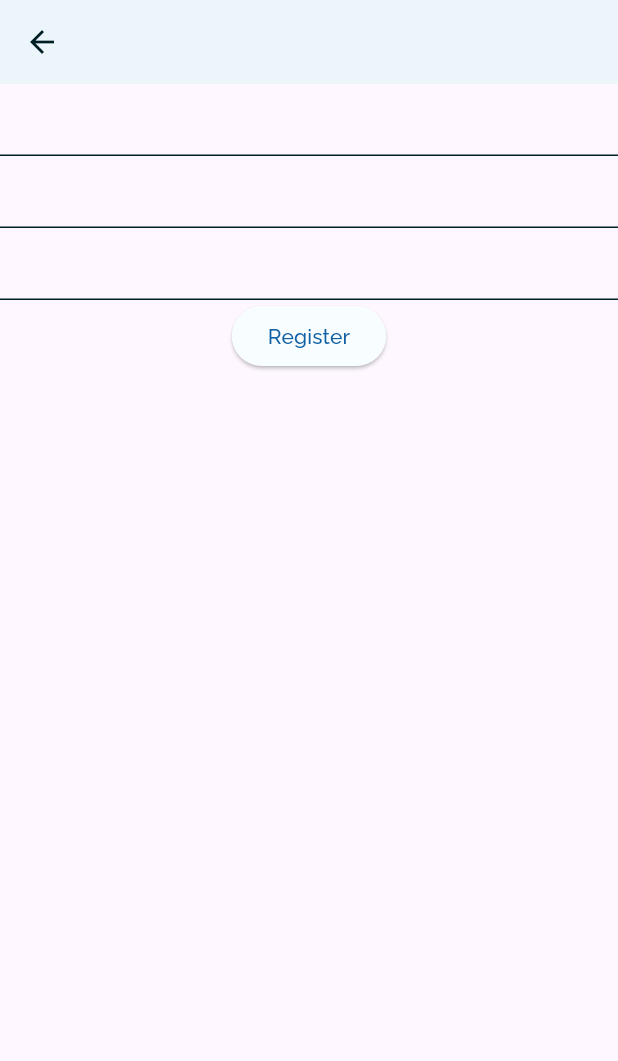
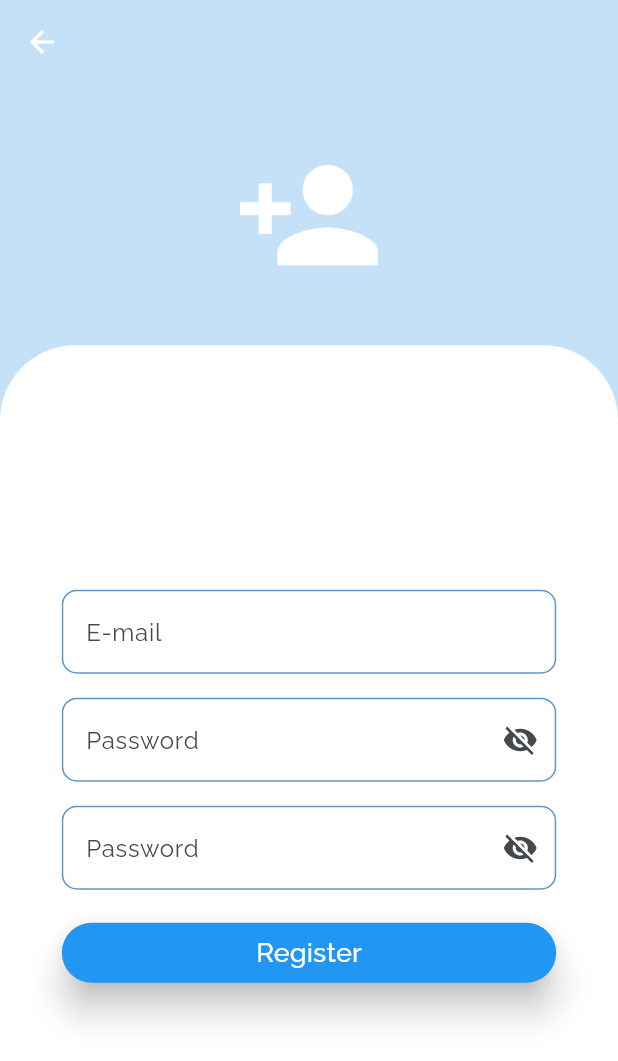
Before and after one commit to ShogunSkinoski/CREAD, a Flutter app: the RegisterView screen opened by its route, on a phone screen of 412 x 824 dp. Shown: the top 1061 px of the screen. Run offline on Flutter 3.47's test engine with Material 2 defaults, Android fonts, the phone set to English and light mode, and no system bars; our stand-ins replace easy_localization, firebase_auth, firebase_core, flutter_mobx, google_fonts, lottie and 1 more; accounts and stored records are empty; generated files the repository leaves out were written again.

Commit message:
auth update

```diff
--- /dev/null
+++ b/lib/feature/model/userprofile_model.dart
@@ -0,0 +1,3 @@
+class UserProfile {
+  static String EMAIL = "email";
+}
--- a/lib/view/auth/login/viewmodel/login_view_model.dart
+++ b/lib/view/auth/login/viewmodel/login_view_model.dart
@@ -1,4 +1,5 @@
 import 'package:cread/core/extension/string_extension.dart';
+import 'package:cread/feature/model/userprofile_model.dart';
 import 'package:firebase_auth/firebase_auth.dart';
 import 'package:flutter/cupertino.dart';
 import 'package:mobx/mobx.dart';
@@ -55,6 +56,7 @@ abstract class _LoginViewModelBase with Store, BaseViewModel {
       if (emailError() == null && password.isNotEmpty) {
         final user = await _loginService.signInWithCredentials(email, password);
         if (user != null) {
+          UserProfile.EMAIL = email;
           navigateToHomePage();
         }
       }
--- a/lib/view/auth/register/view/register_view.dart
+++ b/lib/view/auth/register/view/register_view.dart
@@ -1,6 +1,8 @@
+import 'package:cread/feature/widget/TextField/custom_textfield.dart';
 import 'package:cread/view/auth/register/viewmodel/register_viewmodel.dart';
 import 'package:firebase_auth/firebase_auth.dart';
 import 'package:flutter/material.dart';
+import 'package:flutter_mobx/flutter_mobx.dart';
 
 import '../../../../core/base/view/base_view.dart';
 import '../../../../core/init/firebase/auth_repository.dart';
@@ -29,32 +31,128 @@ class _RegisterViewState extends State<RegisterView> {
   }
 
   Widget buildScaffold() {
-    return Scaffold(appBar: AppBar(), body: buildBody());
+    return Scaffold(
+        appBar: AppBar(
+          elevation: 0,
+          backgroundColor: const Color.fromARGB(255, 197, 225, 248),
+          leading: IconButton(
+            icon: const Icon(Icons.arrow_back, color: Colors.white),
+            onPressed: () {
+              Navigator.pop(context);
+            },
+          ),
+        ),
+        body: buildBody());
   }
 
   Widget buildBody() {
-    return Column(children: [
-      buildEmailField(),
-      buildPasswordField(),
-      buildPasswordAgainField(),
-      buildRegisterButton(),
-    ]);
+    return Container(
+      width: MediaQuery.of(context).size.width,
+      color: const Color.fromARGB(255, 197, 225, 248),
+      child: Column(children: [
+        const Spacer(),
+        const Icon(
+          Icons.person_add,
+          size: 100,
+          color: Colors.white,
+        ),
+        const Spacer(),
+        Expanded(
+          flex: 16,
+          child: Container(
+            width: MediaQuery.of(context).size.width,
+            decoration: const BoxDecoration(
+              color: Colors.white,
+              borderRadius: BorderRadius.only(
+                topLeft: Radius.circular(50),
+                topRight: Radius.circular(50),
+              ),
+            ),
+            child: Center(child: SingleChildScrollView(child: buildForm())),
+          ),
+        ),
+      ]),
+    );
   }
 
-  TextField buildEmailField() {
-    return TextField(onChanged: (value) => viewModel.changeEmail(value));
+  Padding buildForm() {
+    return Padding(
+      padding: const EdgeInsets.all(8.0),
+      child: Column(
+        mainAxisAlignment: MainAxisAlignment.center,
+        children: [
+          Padding(
+            padding: const EdgeInsets.all(8.0),
+            child: buildEmailField(),
+          ),
+          Padding(
+            padding: const EdgeInsets.all(8.0),
+            child: buildPasswordField(),
+          ),
+          Padding(
+            padding: const EdgeInsets.all(8.0),
+            child: buildPasswordAgainField(),
+          ),
+          buildRegisterButton(),
+        ],
+      ),
+    );
   }
 
-  TextField buildPasswordField() {
-    return TextField(onChanged: (value) => viewModel.changePassword(value));
+  SizedBox buildEmailField() {
+    return SizedBox(
+      width: MediaQuery.of(context).size.width * 0.8,
+      child: Observer(builder: (_) {
+        return EmailTextField(
+            onChanged: viewModel.changeEmail, emailError: viewModel.emailError);
+      }),
+    );
   }
 
-  TextField buildPasswordAgainField() {
-    return TextField(onChanged: (value) => viewModel.setPasswordAgain(value));
+  SizedBox buildPasswordField() {
+    return SizedBox(
+      width: MediaQuery.of(context).size.width * 0.8,
+      child: Observer(builder: (_) {
+        return PasswordTextField(
+            onChanged: viewModel.changePassword,
+            onPressed: viewModel.setPasswordVisible,
+            obscureText: viewModel.isPasswordVisible);
+      }),
+    );
   }
 
-  ElevatedButton buildRegisterButton() {
-    return ElevatedButton(
-        onPressed: () => viewModel.register(), child: const Text('Register'));
+  SizedBox buildPasswordAgainField() {
+    return SizedBox(
+      width: MediaQuery.of(context).size.width * 0.8,
+      child: Observer(builder: (_) {
+        return PasswordTextField(
+            onChanged: viewModel.setPasswordAgain,
+            onPressed: viewModel.setPasswordVisible,
+            obscureText: viewModel.isPasswordVisible);
+      }),
+    );
+  }
+
+  Observer buildRegisterButton() {
+    return Observer(builder: (_) {
+      return Container(
+        margin: const EdgeInsets.symmetric(vertical: 10),
+        width: MediaQuery.of(context).size.width * 0.8,
+        child: ElevatedButton(
+          style: ButtonStyle(
+            backgroundColor: MaterialStateProperty.all(Colors.blue),
+            alignment: Alignment.center,
+            elevation: MaterialStateProperty.all(10),
+          ),
+          onPressed: () {
+            viewModel.register();
+          },
+          child: const Text(
+            'Register',
+            style: TextStyle(fontSize: 18, color: Colors.white),
+          ),
+        ),
+      );
+    });
   }
 }
```
Also changed, not shown: lib/view/auth/register/viewmodel/register_viewmodel.dart (+47 -3 lines), lib/view/auth/register/viewmodel/register_viewmodel.g.dart.
